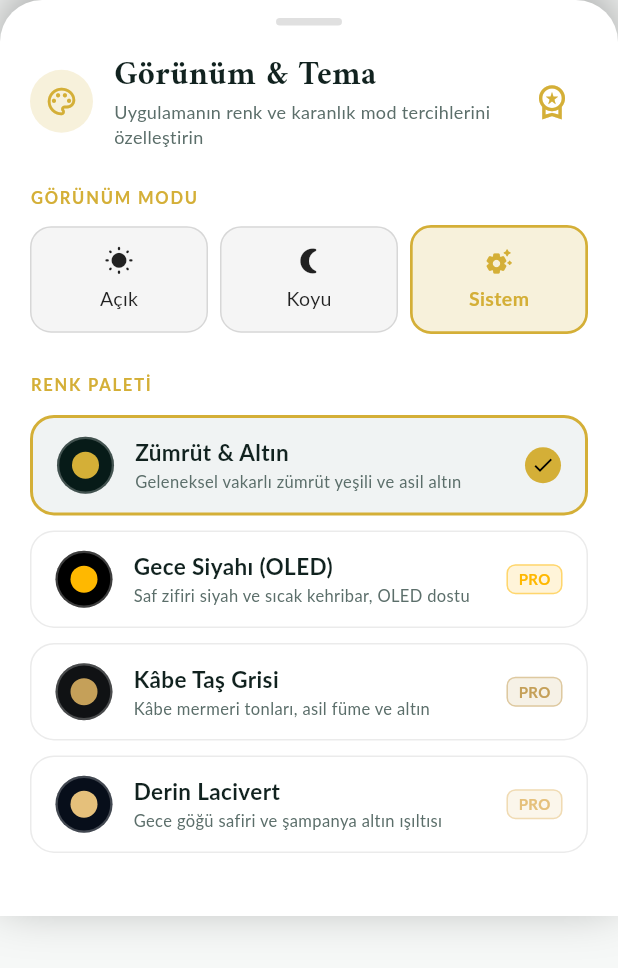
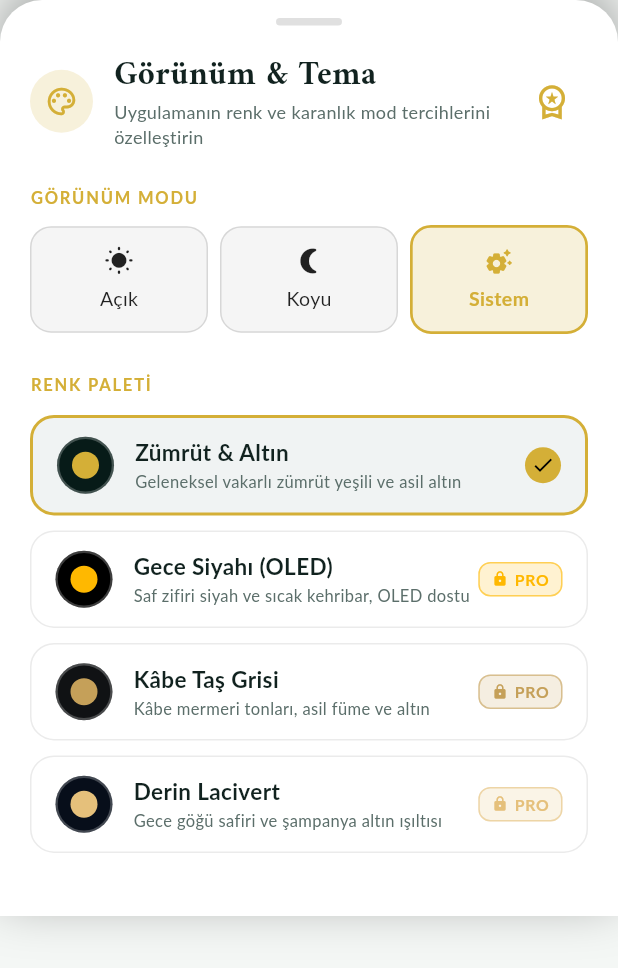
Before and after one commit to smhisk2456-commits/beyan-app, a Flutter app: the ThemeSelectionSheet widget shown alone on an empty page, opened directly, on a phone screen of 412 x 824 dp. Shown: the top 968 px of the screen. Run offline on Flutter 3.47's test engine with Material 3 defaults, Android fonts, the phone set to English and light mode, and no system bars; our stand-ins replace adhan, audioplayers, flutter_compass, flutter_local_notifications, flutter_riverpod, flutter_timezone and 8 more; missing offline and left inert: home_widget, workmanager; accounts and stored records are empty; network calls fail; statements that could not run were skipped.

Commit message:
fix(theme,audio): lock pro palettes behind premium, polish themes, and fix audio player dismiss bug in dua library

```diff
--- a/lib/core/localization/app_strings.dart
+++ b/lib/core/localization/app_strings.dart
@@ -892,6 +892,12 @@ class AppStrings {
   String get pauseRecitation => language == AppLanguage.turkish
       ? 'Tilaveti Duraklat'
       : (language == AppLanguage.english ? 'Pause Recitation' : 'إيقاف التلاوة مؤقتاً');
+  String get resumeRecitation => language == AppLanguage.turkish
+      ? 'Tilaveti Devam Ettir'
+      : (language == AppLanguage.english ? 'Resume Recitation' : 'استئناف التلاوة');
+  String get stopRecitation => language == AppLanguage.turkish
+      ? 'Tilaveti Kapat'
+      : (language == AppLanguage.english ? 'Close Recitation' : 'إغلاق التلاوة');
 
   // ── Kıble Pusulası ─────────────────────────────────────────────
   String get qiblaCompassTitle => language == AppLanguage.turkish
--- a/lib/core/theme/screens/theme_selection_sheet.dart
+++ b/lib/core/theme/screens/theme_selection_sheet.dart
@@ -1,4 +1,5 @@
 import 'package:flutter/material.dart';
+import 'package:flutter/services.dart';
 import 'package:flutter_riverpod/flutter_riverpod.dart';
 import '../app_theme.dart';
 import '../theme_provider.dart';
@@ -32,6 +33,8 @@ class ThemeSelectionSheet extends ConsumerWidget {
 
     final titleColor = isDark ? Colors.white : AppColors.textPrimary;
     final subtitleColor = isDark ? Colors.white70 : AppColors.textSecondary;
+
+    final isPremium = ref.watch(premiumProvider).isPremium;
 
     return Container(
       decoration: BoxDecoration(
@@ -104,7 +107,7 @@ class ThemeSelectionSheet extends ConsumerWidget {
               ),
               IconButton(
                 icon: Icon(
-                  ref.watch(premiumProvider).isPremium
+                  isPremium
                       ? Icons.workspace_premium_rounded
                       : Icons.workspace_premium_outlined,
                   color: themeState.palette.accentGold,
@@ -177,11 +180,21 @@ class ThemeSelectionSheet extends ConsumerWidget {
 
           ...AppThemePalette.values.map((palette) {
             final isSelected = themeState.palette == palette;
+            final isLocked = !isPremium && palette != AppThemePalette.emerald;
             return _buildPaletteTile(
               context: context,
               palette: palette,
               isSelected: isSelected,
-              onTap: () => themeNotifier.setPalette(palette),
+              isLocked: isLocked,
+              onTap: () {
+                if (isLocked) {
+                  HapticFeedback.lightImpact();
+                  PremiumPaywallSheet.show(context);
+                  return;
+                }
+                HapticFeedback.selectionClick();
+                themeNotifier.setPalette(palette);
+              },
               isDark: isDark,
               langCode: strings.language.code,
             );
@@ -247,6 +260,7 @@ class ThemeSelectionSheet extends ConsumerWidget {
     required BuildContext context,
     required AppThemePalette palette,
     required bool isSelected,
+    required bool isLocked,
     required VoidCallback onTap,
     required bool isDark,
     required String langCode,
@@ -327,7 +341,7 @@ class ThemeSelectionSheet extends ConsumerWidget {
                 ),
               ),
 
-              // Seçili İkonu veya PRO Rozeti
+              // Seçili İkonu veya PRO / Kilit Rozeti
               if (isSelected)
                 Container(
                   padding: const EdgeInsets.all(4),
@@ -341,20 +355,52 @@ class ThemeSelectionSheet extends ConsumerWidget {
                     size: 16,
                   ),
                 )
+              else if (isLocked)
+                Container(
+                  padding: const EdgeInsets.symmetric(horizontal: 8, vertical: 3),
+                  decoration: BoxDecoration(
+                    color: palette.accentGold.withValues(alpha: 0.18),
+                    borderRadius: BorderRadius.circular(8),
+                    border: Border.all(
+                      color: palette.accentGold.withValues(alpha: 0.6),
+                      width: 1,
+                    ),
+                  ),
+                  child: Row(
+                    mainAxisSize: MainAxisSize.min,
+                    children: [
+                      Icon(
+                        Icons.lock_rounded,
+                        size: 11,
+                        color: palette.accentGold,
+                      ),
+                      const SizedBox(width: 4),
+                      Text(
+                        'PRO',
+                        style: TextStyle(
+                          fontSize: 10.5,
+                          fontWeight: FontWeight.bold,
+                          color: palette.accentGold,
+                          letterSpacing: 0.5,
+                        ),
+                      ),
+                    ],
+                  ),
+                )
               else if (palette != AppThemePalette.emerald)
                 Container(
-                  padding: const EdgeInsets.symmetric(horizontal: 7, vertical: 2),
+                  padding: const EdgeInsets.symmetric(horizontal: 8, vertical: 3),
                   decoration: BoxDecoration(
-                    color: palette.accentGold.withValues(alpha: 0.15),
-                    borderRadius: BorderRadius.circular(6),
+                    color: palette.accentGold.withValues(alpha: 0.12),
+                    borderRadius: BorderRadius.circular(8),
                     border: Border.all(
-                      color: palette.accentGold.withValues(alpha: 0.5),
+                      color: palette.accentGold.withValues(alpha: 0.4),
                     ),
                   ),
                   child: Text(
                     'PRO',
                     style: TextStyle(
-                      fontSize: 10,
+                      fontSize: 10.5,
                       fontWeight: FontWeight.bold,
                       color: palette.accentGold,
                     ),
```
Also changed, not shown: lib/core/theme/app_theme.dart (+48 -7 lines), lib/features/dua/screens/dua_library_screen.dart (+37 -8 lines), lib/features/quran/services/quran_audio_service.dart (+13 -4 lines), 3 other files.
